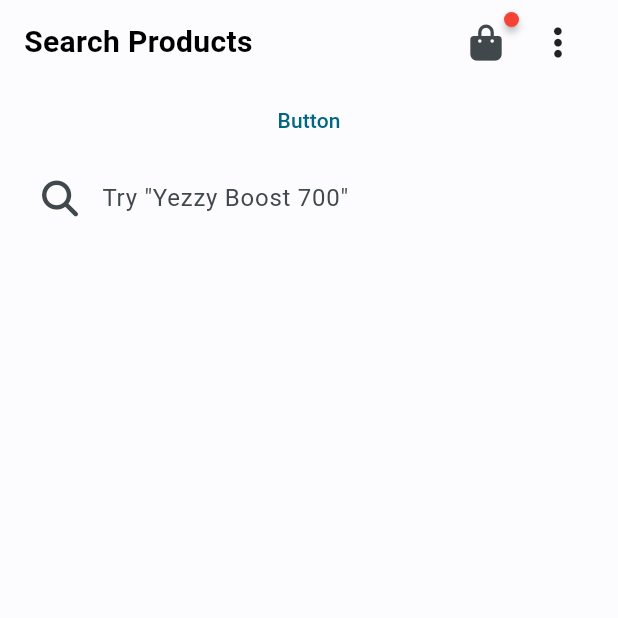
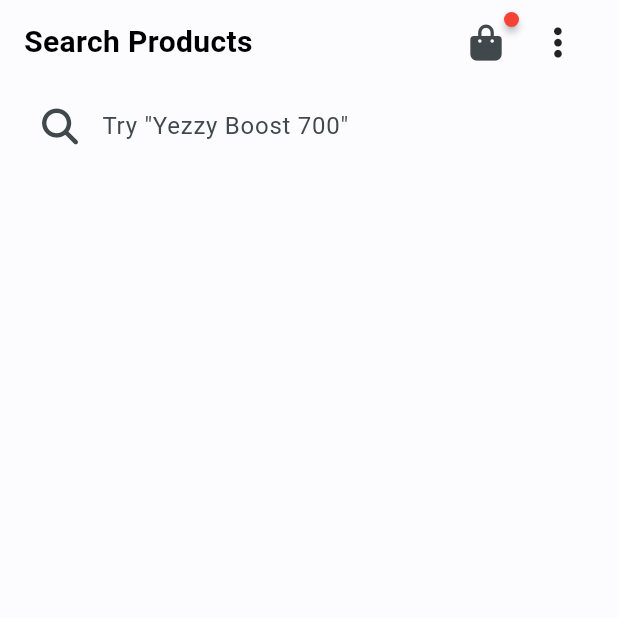
Before and after one commit to phuchuynhStrong/sneaker_store_flutter, a Flutter app: the screen it shows after launch, on a phone screen of 412 x 824 dp, the top half of it. Run offline on Flutter 3.47's test engine with Material 2 defaults, Android fonts, the phone set to English and light mode, and no system bars; drawn by our look-alikes of badges; our stand-ins replace animated_text_kit, bloc, dartz, flex_color_scheme, flutter_bloc, font_awesome_flutter and 3 more; generated files the repository leaves out were written again; network calls fail.

Commit message:
chore: fix formatting

```diff
--- a/lib/home/view/home_page.dart
+++ b/lib/home/view/home_page.dart
@@ -2,7 +2,6 @@ import 'package:androidker_sneaker/home/cubit/home_cutbit.dart';
 import 'package:androidker_sneaker/home/view/home_section.dart';
 import 'package:androidker_sneaker/home/view/new_release_section.dart';
 import 'package:androidker_sneaker/infras/infras.dart';
-import 'package:badges/badges.dart';
 import 'package:flutter/material.dart';
 import 'package:flutter_bloc/flutter_bloc.dart';
 import 'package:font_awesome_flutter/font_awesome_flutter.dart';
@@ -111,7 +110,6 @@ class HomeView extends StatelessWidget {
           alignment: Alignment.center,
           child: Column(
             children: [
-              TextButton(onPressed: () {}, child: Text("Button")),
               Container(
                 margin: const EdgeInsets.symmetric(horizontal: 16),
                 child: TextField(
--- /dev/null
+++ b/lib/product_details/cubit/cubit.dart
@@ -0,0 +1 @@
+export 'product_details_cubit.dart';
--- a/lib/product_details/product_details.dart
+++ b/lib/product_details/product_details.dart
@@ -0,0 +1,2 @@
+export 'cubit/cubit.dart';
+export 'view/view.dart';
--- /dev/null
+++ b/lib/product_details/view/view.dart
@@ -0,0 +1,2 @@
+export 'product_details_page.dart';
+export 'select_product_size_dialog.dart';
```
